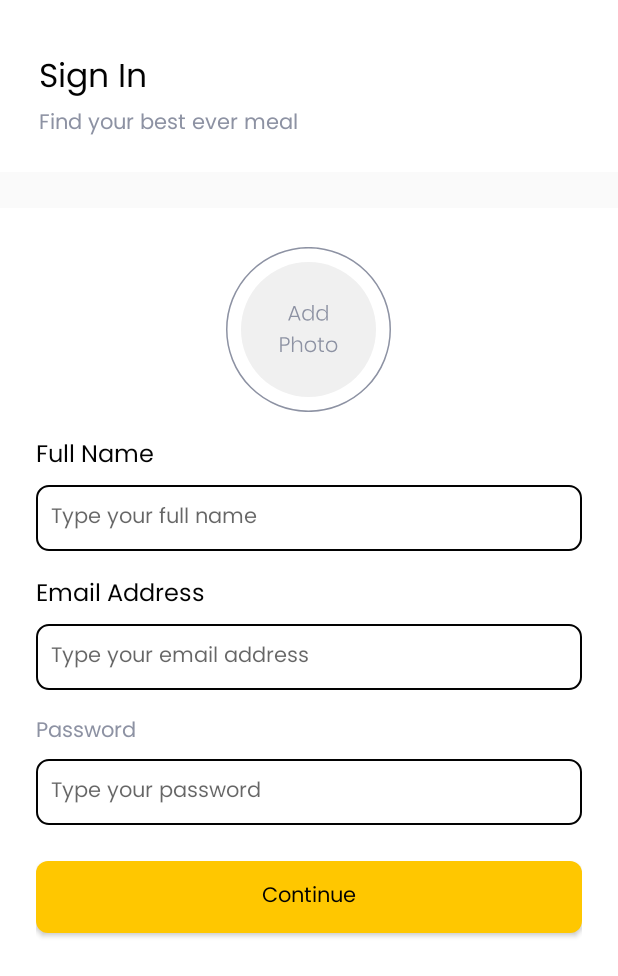
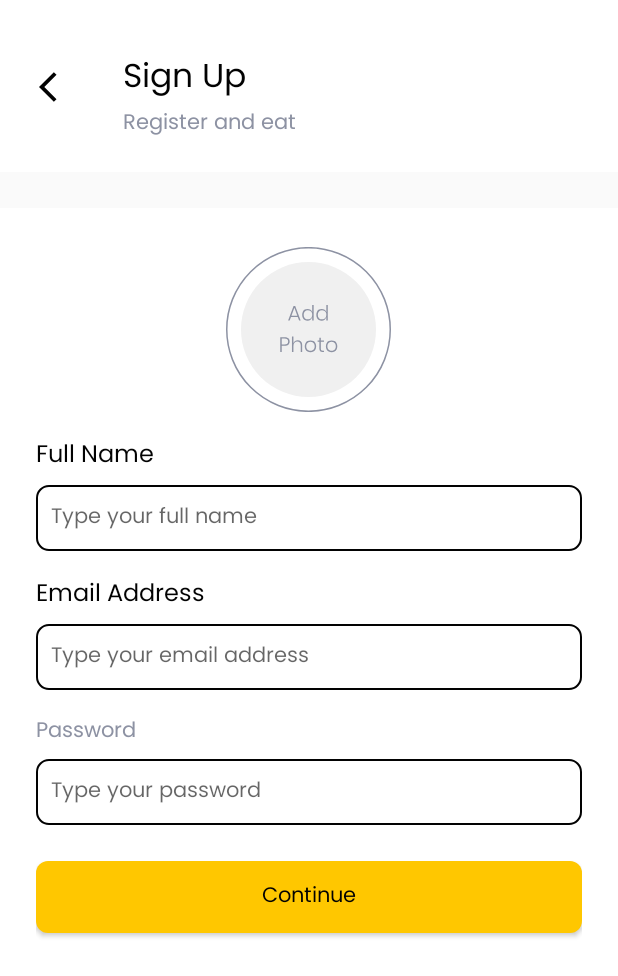
Before and after one commit to wawat7/androidKotlin, an Android app: the screen it shows after launch (AuthActivity), after a tap on "Create New Account", on a phone screen of 412 x 824 dp. Shown: the top 976 px of the screen. Run offline under Robolectric (Android 15) with nearby library versions, the phone set to English and light mode, and no system bars.

Commit message:
finish slicing auth navigation

```diff
--- a/app/src/main/java/com/example/foodmarketwawat/ui/auth/AuthActivity.kt
+++ b/app/src/main/java/com/example/foodmarketwawat/ui/auth/AuthActivity.kt
@@ -2,9 +2,11 @@ package com.example.foodmarketwawat.ui.auth
 
 import androidx.appcompat.app.AppCompatActivity
 import android.os.Bundle
+import android.view.View
 import androidx.navigation.NavOptions
 import androidx.navigation.Navigation
 import com.example.foodmarketwawat.R
+import kotlinx.android.synthetic.main.layout_toolbar.*
 
 class AuthActivity : AppCompatActivity() {
     override fun onCreate(savedInstanceState: Bundle?) {
@@ -13,6 +15,7 @@ class AuthActivity : AppCompatActivity() {
 
         val pageRequest = intent.getIntExtra("page_request", 0)
         if (pageRequest == 2) {
+            toolbarSignUp()
             val navOptios = NavOptions.Builder()
                 .setPopUpTo(R.id.fragmentSignIn, true)
                 .build()
@@ -21,4 +24,24 @@ class AuthActivity : AppCompatActivity() {
                 .navigate(R.id.action_signup, null, navOptios)
         }
     }
+
+    fun toolbarSignUp() {
+        toolbar.title = "Sign Up"
+        toolbar.subtitle = "Register and eat"
+        toolbar.navigationIcon = resources.getDrawable(R.drawable.ic_arrow_back_000, null)
+        toolbar.setNavigationOnClickListener { onBackPressed() }
+    }
+
+    fun toolbarSignUpAddress() {
+        toolbar.title = "Address"
+        toolbar.subtitle = "Make sure it's valid"
+        toolbar.navigationIcon = resources.getDrawable(R.drawable.ic_arrow_back_000, null)
+        toolbar.setNavigationOnClickListener { onBackPressed() }
+    }
+
+    fun toolbarSignUpSuccess() {
+        toolbar.visibility = View.GONE
+    }
+
+
 }
--- a/app/src/main/java/com/example/foodmarketwawat/ui/auth/signup/SignupFragment.kt
+++ b/app/src/main/java/com/example/foodmarketwawat/ui/auth/signup/SignupFragment.kt
@@ -5,7 +5,10 @@ import androidx.fragment.app.Fragment
 import android.view.LayoutInflater
 import android.view.View
 import android.view.ViewGroup
+import androidx.navigation.Navigation
 import com.example.foodmarketwawat.R
+import com.example.foodmarketwawat.ui.auth.AuthActivity
+import kotlinx.android.synthetic.main.fragment_signup.*
 
 class SignupFragment : Fragment() {
 
@@ -18,4 +21,15 @@ class SignupFragment : Fragment() {
         return inflater.inflate(R.layout.fragment_signup, container, false)
     }
 
+    override fun onActivityCreated(savedInstanceState: Bundle?) {
+        super.onActivityCreated(savedInstanceState)
+
+        btnContinue.setOnClickListener {
+            Navigation.findNavController(it)
+                .navigate(R.id.action_signup_address, null)
+
+            (activity as AuthActivity).toolbarSignUpAddress()
+        }
+    }
+
 }
--- a/app/src/main/res/layout/fragment_signup.xml
+++ b/app/src/main/res/layout/fragment_signup.xml
@@ -74,6 +74,7 @@
 
         <Button
             android:text="Continue"
+            android:id="@+id/btnContinue"
             android:textAllCaps="false"
             style="@style/Button.Primary"
             android:layout_marginTop="24dp"
--- a/app/src/main/res/layout/fragment_signup_address.xml
+++ b/app/src/main/res/layout/fragment_signup_address.xml
@@ -81,6 +81,7 @@
             android:hint="Type you city"/>
 
         <Button
+            android:id="@+id/btnSignupNow"
             android:text="Sign Up Now"
             android:textAllCaps="false"
             style="@style/Button.Primary"
--- a/app/src/main/res/navigation/nav_auth.xml
+++ b/app/src/main/res/navigation/nav_auth.xml
@@ -27,6 +27,15 @@
         android:name="com.example.foodmarketwawat.ui.auth.signup.SignupAddressFragment"
         tools:layout="@layout/fragment_signup_address">
 
+        <action android:id="@+id/action_signup_success"
+            app:destination="@id/fragmentSignUpSuccess"/>
+
+    </fragment>
+
+    <fragment android:id="@+id/fragmentSignUpSuccess"
+        android:name="com.example.foodmarketwawat.ui.auth.signup.SignupSuccessFragment"
+        tools:layout="@layout/fragment_signup_success">
+
     </fragment>
 
 </navigation>
--- a/app/src/main/res/values/themes.xml
+++ b/app/src/main/res/values/themes.xml
@@ -29,6 +29,12 @@
         <item name="android:fontFamily">@font/poppins</item>
         <item name="android:textColor">#020202</item>
         <item name="android:textSize">16sp</item>
+    </style>
+
+    <style name="TextView.PoppinsNormal20sp0202">
+        <item name="android:fontFamily">@font/poppins</item>
+        <item name="android:textColor">#020202</item>
+        <item name="android:textSize">20sp</item>
     </style>
 
     <style name="TextView.PoppinsNormal22sp0202">
```
Also changed, not shown: app/src/main/java/com/example/foodmarketwawat/ui/auth/signup/SignupAddressFragment.kt (+15 -0 lines), app/src/main/java/com/example/foodmarketwawat/ui/auth/signup/SignupSuccessFragment.kt (added, +21 -0 lines), app/src/main/res/layout/fragment_signup_success.xml (added, +57 -0 lines).
